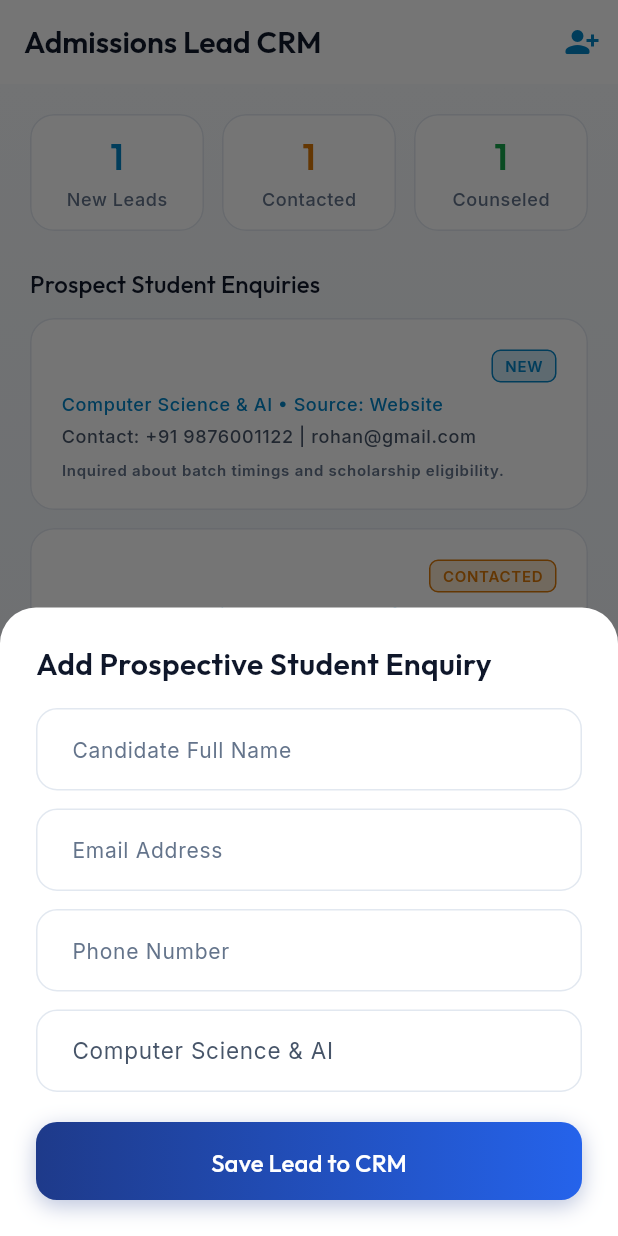
After one commit to sreeragp01/institute, a Flutter app: the AdmissionsCRMScreen screen opened by its route, after a tap on the "person add alt 1" icon, on a phone screen of 412 x 824 dp. The commit adds this screen. Run offline on Flutter 3.47's test engine with Material 3 defaults, Android fonts, the phone set to English and light mode, and no system bars; our stand-ins replace dio, flutter_animate, flutter_riverpod, flutter_secure_storage, go_router, google_fonts and 1 more; missing offline and left inert: mobile_scanner; accounts and stored records are empty; network calls fail.

Commit message:
Add Flutter UI screens for Admissions CRM, Support Tickets, and Audit Activity Logs with navigation routing

```diff
--- a/mobile/lib/src/features/admin/presentation/screens/admin_dashboard_screen.dart
+++ b/mobile/lib/src/features/admin/presentation/screens/admin_dashboard_screen.dart
@@ -136,6 +136,27 @@ class AdminDashboardScreen extends ConsumerWidget {
 
           Text('Admin Management Controls', style: AppTypography.subtitle()),
           const SizedBox(height: 12),
+          _adminActionTile(
+            Icons.group_add_rounded,
+            'Admissions & Lead CRM',
+            'Track prospect student inquiries & lead pipeline',
+            onTap: () => context.push('/admissions-crm'),
+          ),
+          const SizedBox(height: 10),
+          _adminActionTile(
+            Icons.headset_mic_rounded,
+            'Helpdesk & Support Tickets',
+            'View & respond to student and parent inquiries',
+            onTap: () => context.push('/support-tickets'),
+          ),
+          const SizedBox(height: 10),
+          _adminActionTile(
+            Icons.security_rounded,
+            'System Activity Audit Logs',
+            'Review operational activity and administrative logs',
+            onTap: () => context.push('/audit-logs'),
+          ),
+          const SizedBox(height: 10),
           _adminActionTile(
             Icons.person_add_outlined,
             'User Management',
--- /dev/null
+++ b/mobile/lib/src/features/admin/presentation/screens/admissions_crm_screen.dart
@@ -0,0 +1,200 @@
+import 'package:flutter/material.dart';
+import '../../../../core/constants/app_colors.dart';
+import '../../../../core/constants/app_typography.dart';
+import '../../../../core/widgets/glassmorphic_card.dart';
+import '../../../../core/widgets/custom_button.dart';
+
+class AdmissionsCRMScreen extends StatefulWidget {
+  const AdmissionsCRMScreen({super.key});
+
+  @override
+  State<AdmissionsCRMScreen> createState() => _AdmissionsCRMScreenState();
+}
+
+class _AdmissionsCRMScreenState extends State<AdmissionsCRMScreen> {
+  final List<Map<String, dynamic>> _enquiries = [
+    {
+      'id': 1,
+      'name': 'Rohan Kumar',
+      'email': 'rohan@gmail.com',
+      'phone': '+91 9876001122',
+      'course': 'Computer Science & AI',
+      'source': 'Website',
+      'status': 'NEW',
+      'notes': 'Inquired about batch timings and scholarship eligibility.'
+    },
+    {
+      'id': 2,
+      'name': 'Sneha Patel',
+      'email': 'sneha.p@outlook.com',
+      'phone': '+91 9123456789',
+      'course': 'Python & Data Science',
+      'source': 'Referral',
+      'status': 'CONTACTED',
+      'notes': 'Followed up via phone. Counseling scheduled for Friday.'
+    },
+    {
+      'id': 3,
+      'name': 'Arjun Menon',
+      'email': 'arjun.m@gmail.com',
+      'phone': '+91 9988776655',
+      'course': 'Cloud Computing & DevOps',
+      'source': 'Walk-in',
+      'status': 'COUNSELED',
+      'notes': 'Visited Ernakulam campus. Interested in morning batch.'
+    },
+  ];
+
+  @override
+  Widget build(BuildContext context) {
+    return Scaffold(
+      appBar: AppBar(
+        title: const Text('Admissions Lead CRM'),
+        backgroundColor: AppColors.darkCardSurface,
+        elevation: 0,
+        actions: [
+          IconButton(
+            icon: const Icon(Icons.person_add_alt_1_rounded, color: AppColors.cyberCyan),
+            onPressed: _showAddEnquiryModal,
+          ),
+        ],
+      ),
+      body: Container(
+        decoration: const BoxDecoration(gradient: AppColors.darkMeshGradient),
+        child: SafeArea(
+          child: ListView(
+            padding: const EdgeInsets.all(20),
+            children: [
+              // Pipeline Summary Grid
+              Row(
+                children: [
+                  Expanded(child: _statusBadge('New Leads', '${_enquiries.where((e) => e['status'] == 'NEW').length}', AppColors.cyberCyan)),
+                  const SizedBox(width: 12),
+                  Expanded(child: _statusBadge('Contacted', '${_enquiries.where((e) => e['status'] == 'CONTACTED').length}', AppColors.amberGold)),
+                  const SizedBox(width: 12),
+                  Expanded(child: _statusBadge('Counseled', '${_enquiries.where((e) => e['status'] == 'COUNSELED').length}', AppColors.emeraldGreen)),
+                ],
+              ),
+              const SizedBox(height: 24),
+
+              Text('Prospect Student Enquiries', style: AppTypography.subtitle()),
+              const SizedBox(height: 12),
+
+              ..._enquiries.map((e) => Padding(
+                padding: const EdgeInsets.only(bottom: 12),
+                child: GlassmorphicCard(
+                  child: Column(
+                    crossAxisAlignment: CrossAxisAlignment.start,
+                    children: [
+                      Row(
+                        mainAxisAlignment: MainAxisAlignment.spaceBetween,
+                        children: [
+                          Text(e['name'], style: AppTypography.subtitle(color: Colors.white)),
+                          Container(
+                            padding: const EdgeInsets.symmetric(horizontal: 8, vertical: 4),
+                            decoration: BoxDecoration(
+                              color: _getStatusColor(e['status']).withValues(alpha: 0.2),
+                              borderRadius: BorderRadius.circular(6),
+                              border: Border.all(color: _getStatusColor(e['status'])),
+                            ),
+                            child: Text(e['status'], style: AppTypography.microTag(color: _getStatusColor(e['status']))),
+                          ),
+                        ],
+                      ),
+                      const SizedBox(height: 6),
+                      Text('${e['course']} • Source: ${e['source']}', style: AppTypography.caption(color: AppColors.cyberCyan)),
+                      const SizedBox(height: 4),
+                      Text('Contact: ${e['phone']} | ${e['email']}', style: AppTypography.caption(color: AppColors.textSecondary)),
+                      const SizedBox(height: 8),
+                      Text(e['notes'], style: AppTypography.microTag(color: AppColors.textMuted)),
+                    ],
+                  ),
+                ),
+              )),
+            ],
+          ),
+        ),
+      ),
+    );
+  }
+
+  Color _getStatusColor(String status) {
+    switch (status) {
+      case 'NEW':
+        return AppColors.cyberCyan;
+      case 'CONTACTED':
+        return AppColors.amberGold;
+      case 'COUNSELED':
+        return AppColors.emeraldGreen;
+      default:
+        return AppColors.textMuted;
+    }
+  }
+
+  Widget _statusBadge(String title, String count, Color color) {
+    return GlassmorphicCard(
+      padding: const EdgeInsets.all(12),
+      child: Column(
+        children: [
+          Text(count, style: AppTypography.header1(color: color)),
+          const SizedBox(height: 4),
+          Text(title, style: AppTypography.caption(color: AppColors.textMuted)),
+        ],
+      ),
+    );
+  }
+
+  void _showAddEnquiryModal() {
+    final nameCtrl = TextEditingController();
+    final emailCtrl = TextEditingController();
+    final phoneCtrl = TextEditingController();
+    final courseCtrl = TextEditingController(text: 'Computer Science & AI');
+
+    showModalBottomSheet(
+      context: context,
+      isScrollControlled: true,
+      backgroundColor: AppColors.darkCardSurface,
+      shape: const RoundedRectangleBorder(borderRadius: BorderRadius.vertical(top: Radius.circular(24))),
+      builder: (ctx) => Padding(
+        padding: EdgeInsets.only(bottom: MediaQuery.of(ctx).viewInsets.bottom, left: 24, right: 24, top: 24),
+        child: Column(
+          mainAxisSize: MainAxisSize.min,
+          crossAxisAlignment: CrossAxisAlignment.start,
+          children: [
+            Text('Add Prospective Student Enquiry', style: AppTypography.header2()),
+            const SizedBox(height: 16),
+            TextField(controller: nameCtrl, decoration: const InputDecoration(hintText: 'Candidate Full Name')),
+            const SizedBox(height: 12),
+            TextField(controller: emailCtrl, decoration: const InputDecoration(hintText: 'Email Address')),
+            const SizedBox(height: 12),
+            TextField(controller: phoneCtrl, decoration: const InputDecoration(hintText: 'Phone Number')),
+            const SizedBox(height: 12),
+            TextField(controller: courseCtrl, decoration: const InputDecoration(hintText: 'Interested Course')),
+            const SizedBox(height: 20),
+            CustomButton(
+              text: 'Save Lead to CRM',
+              onPressed: () {
+                if (nameCtrl.text.isNotEmpty) {
+                  setState(() {
+                    _enquiries.insert(0, {
+                      'id': _enquiries.length + 1,
+                      'name': nameCtrl.text,
+                      'email': emailCtrl.text,
+                      'phone': phoneCtrl.text,
+                      'course': courseCtrl.text,
+                      'source': 'Direct Walk-in',
+                      'status': 'NEW',
+                      'notes': 'Added via Admissions CRM Mobile Lead Capture.',
+                    });
+                  });
+                }
+                Navigator.of(ctx).pop();
+              },
+            ),
+            const SizedBox(height: 24),
+          ],
+        ),
+      ),
+    );
+  }
+}
--- a/mobile/lib/src/routing/app_router.dart
+++ b/mobile/lib/src/routing/app_router.dart
@@ -28,7 +28,9 @@ import '../features/student/presentation/screens/student_qr_card_screen.dart';
 import '../features/certificates/presentation/screens/certificate_verification_screen.dart';
 import '../features/examinations/presentation/screens/exam_take_screen.dart';
 
-
+import '../features/admin/presentation/screens/admissions_crm_screen.dart';
+import '../features/support/presentation/screens/support_tickets_screen.dart';
+import '../features/admin/presentation/screens/audit_log_screen.dart';
 import '../features/notifications/presentation/screens/notification_center_screen.dart';
 import '../features/settings/presentation/screens/settings_screen.dart';
 import '../features/settings/presentation/screens/legal_document_screen.dart';
@@ -38,6 +40,18 @@ import '../features/settings/presentation/screens/contact_screen.dart';
 final appRouter = GoRouter(
   initialLocation: '/',
   routes: [
+    GoRoute(
+      path: '/admissions-crm',
+      builder: (context, state) => const AdmissionsCRMScreen(),
+    ),
+    GoRoute(
+      path: '/support-tickets',
+      builder: (context, state) => const SupportTicketsScreen(),
+    ),
+    GoRoute(
+      path: '/audit-logs',
+      builder: (context, state) => const AuditLogScreen(),
+    ),
     GoRoute(
       path: '/contact',
       builder: (context, state) => const ContactScreen(),
```
Also changed, not shown: mobile/lib/src/features/admin/presentation/screens/audit_log_screen.dart (added, +101 -0 lines), mobile/lib/src/features/student/presentation/screens/student_dashboard_screen.dart (+4 -4 lines), mobile/lib/src/features/support/presentation/screens/support_tickets_screen.dart (added, +205 -0 lines).
